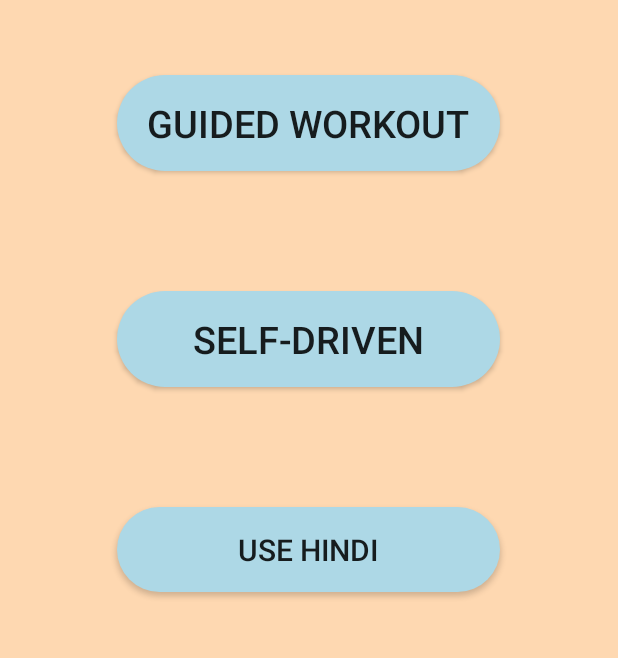
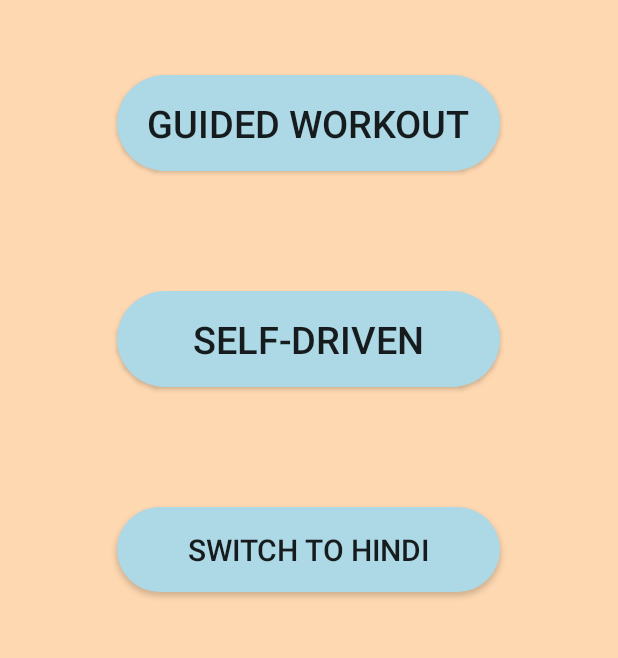
Before and after one commit to Yushgoel/CorrectAsana.ai, an Android app: the screen it shows after launch (MainActivity), on a phone screen of 412 x 824 dp, the part 399-1057 px from its top. Run offline under Robolectric (Android 15) with nearby library versions, the phone set to English and light mode, and no system bars.

Commit message:
Final push

```diff
--- a/app/src/main/res/layout/activity_main.xml
+++ b/app/src/main/res/layout/activity_main.xml
@@ -76,7 +76,7 @@
         android:layout_marginTop="80dp"
         android:textSize="20dp"
         android:background="@drawable/custom_rounded_corners"
-        android:text="Use Hindi"
+        android:text="Switch to Hindi"
         />
 
 </RelativeLayout>
```
Also changed, not shown: 7 other files.
